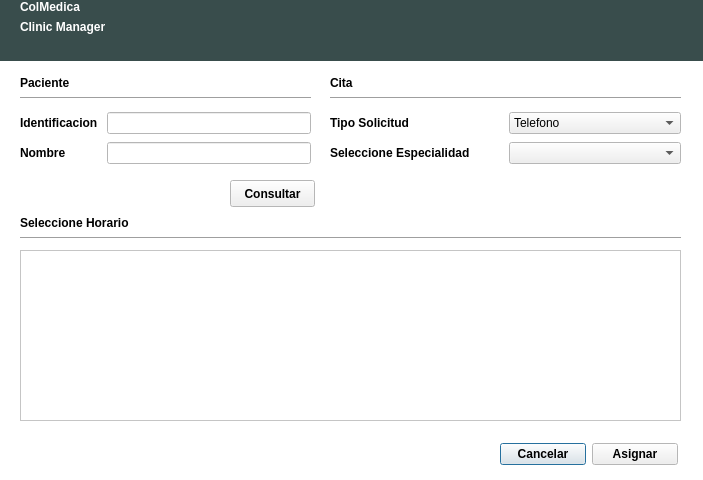
Qt form gui/enfermera_uis/DialogCita.ui (BryanTabarez/ProyectoBD) before a commit.
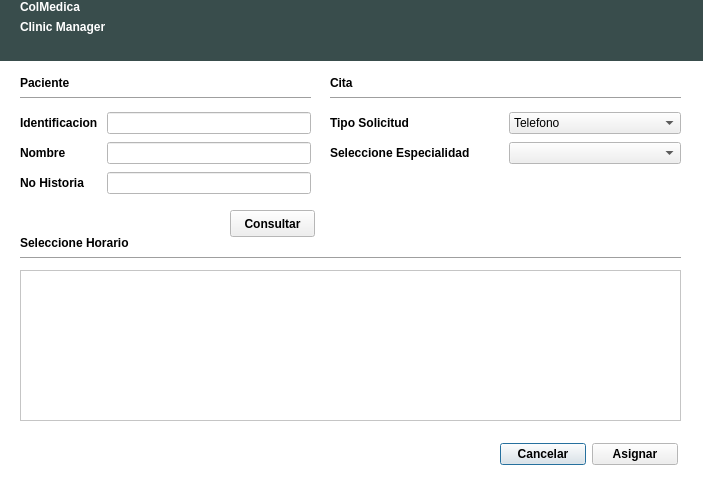
The same form after that commit.

```diff
--- a/gui/enfermera_uis/DialogCita.ui
+++ b/gui/enfermera_uis/DialogCita.ui
@@ -237,9 +237,9 @@
    <property name="geometry">
     <rect>
      <x>20</x>
-     <y>250</y>
+     <y>270</y>
      <width>661</width>
-     <height>171</height>
+     <height>151</height>
     </rect>
    </property>
   </widget>
@@ -247,7 +247,7 @@
    <property name="geometry">
     <rect>
      <x>20</x>
-     <y>230</y>
+     <y>250</y>
      <width>661</width>
      <height>16</height>
     </rect>
@@ -299,7 +299,7 @@
    <property name="geometry">
     <rect>
      <x>20</x>
-     <y>210</y>
+     <y>230</y>
      <width>327</width>
      <height>25</height>
     </rect>
@@ -387,7 +387,7 @@
    <property name="geometry">
     <rect>
      <x>230</x>
-     <y>180</y>
+     <y>210</y>
      <width>85</width>
      <height>27</height>
     </rect>
@@ -402,7 +402,7 @@
      <x>20</x>
      <y>110</y>
      <width>291</width>
-     <height>58</height>
+     <height>89</height>
     </rect>
    </property>
    <layout class="QGridLayout" name="gridLayout_2">
@@ -437,8 +437,28 @@
      <widget class="QLineEdit" name="lineEditNombre">
       <property name="font">
        <font>
-        <weight>75</weight>
-        <bold>true</bold>
+        <weight>50</weight>
+        <bold>false</bold>
+       </font>
+      </property>
+      <property name="readOnly">
+       <bool>true</bool>
+      </property>
+     </widget>
+    </item>
+    <item row="2" column="0">
+     <widget class="QLabel" name="labelNoHistoria">
+      <property name="text">
+       <string>No Historia</string>
+      </property>
+     </widget>
+    </item>
+    <item row="2" column="1">
+     <widget class="QLineEdit" name="lineEditNoHistoria">
+      <property name="font">
+       <font>
+        <weight>50</weight>
+        <bold>false</bold>
        </font>
       </property>
       <property name="readOnly">
```
Left out of the diff: 15 changed lines with no effect on the pictures.
